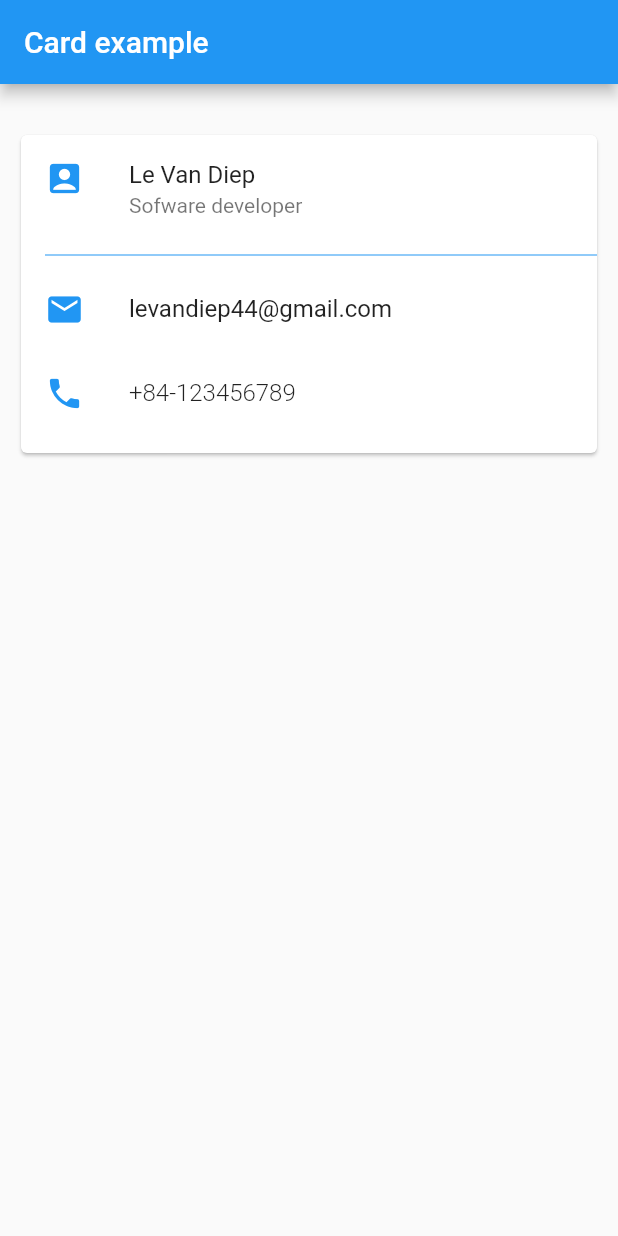
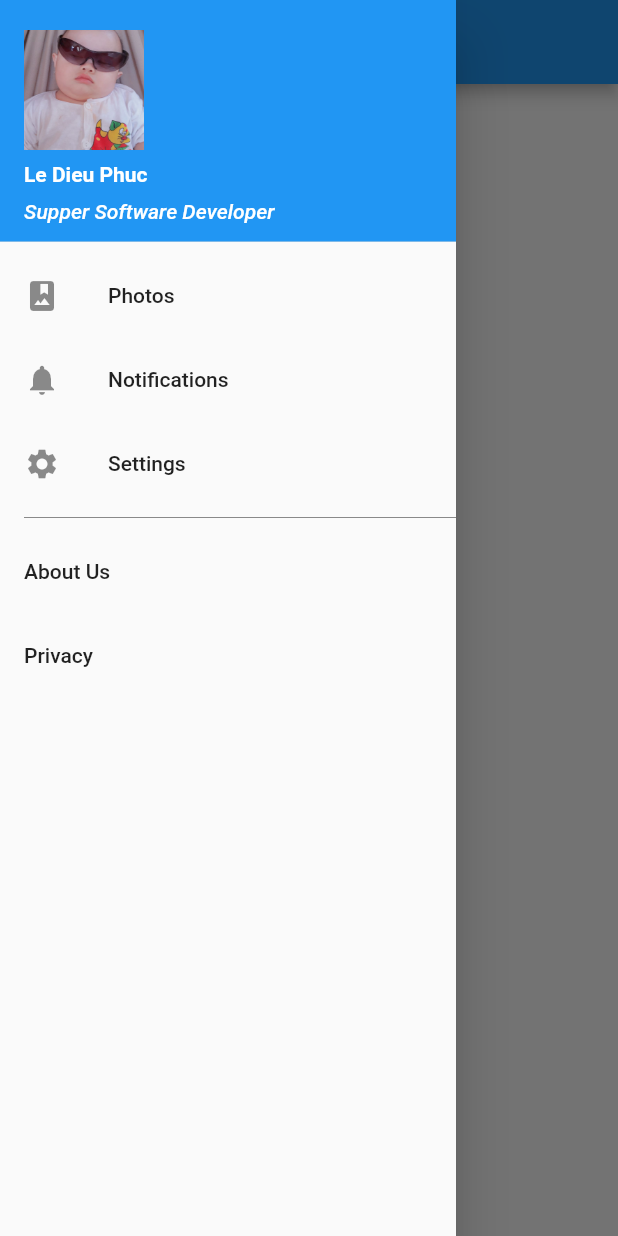
Before and after one commit to dieptran43/Flutter_Learning, a Flutter app: the screen it shows after launch, with the side drawer open (before the commit the screen has no drawer), on a phone screen of 412 x 824 dp. Run offline on Flutter 3.47's test engine with Material 2 defaults, Android fonts, the phone set to English and light mode, and no system bars.

Commit message:
Add drawer

```diff
--- a/lib/main.dart
+++ b/lib/main.dart
@@ -4,53 +4,128 @@
  */
 import 'package:flutter/material.dart';
 
-void main() =>runApp(new MyApp());
+void main() => runApp(new MyApp());
 
-class MyApp extends StatelessWidget{
+class MyApp extends StatelessWidget {
   @override
-  Widget build(BuildContext context){
-    var card = new Card(
-      child: new Column(
+  Widget build(BuildContext context) {
+    return new MaterialApp(
+      title: 'Drawer in Flutter',
+      home: new MainPage(),
+    );
+  }
+}
+
+class MainPage extends StatefulWidget {
+  @override
+  State<StatefulWidget> createState() {
+    return new MainPageState();
+  }
+}
+
+class MainPageState extends State<MainPage> {
+  var title = '';
+  Drawer _buildDrawer(context) {
+    return new Drawer(
+      child: new ListView(
+        padding: EdgeInsets.zero,
         children: <Widget>[
-          new ListTile(
-            leading: new Icon(Icons.account_box, color: Colors.blue, size: 26.0,),
-            title: new Text("Le Van Diep", style: new TextStyle(fontWeight: FontWeight.w400)),
-            subtitle: new Text("Sofware developer"),
-          ),
-          new Divider(color: Colors.blue,indent: 16.0),
-          new ListTile(
-            leading: new Icon(Icons.email, color: Colors.blue, size:26.0),
-            title: new Text("levandiep44@gmail.com", style: new TextStyle(fontWeight: FontWeight.w400),),
+          new DrawerHeader(
+            child: new Container(
+              child: new Column(
+                mainAxisAlignment: MainAxisAlignment.spaceAround,
+                crossAxisAlignment: CrossAxisAlignment.start,
+                children: <Widget>[
+                  new Image.asset(
+                    'images/image00.JPEG',
+                    width: 80.0,
+                    height: 80.0,
+                    fit: BoxFit.cover,
+                  ),
+                  new Text(
+                    'Le Dieu Phuc',
+                    style: new TextStyle(
+                        color: Colors.white, fontWeight: FontWeight.bold),
+                  ),
+                  new Text(
+                    'Supper Software Developer',
+                    style: new TextStyle(
+                        color: Colors.white, fontStyle: FontStyle.italic),
+                  )
+                ],
+              ),
+            ),
+            decoration: new BoxDecoration(color: Colors.blue),
           ),
           new ListTile(
-            leading: new Icon(Icons.phone, color: Colors.blue, size: 26.0,),
-            title: new Text("+84-123456789", style: new TextStyle(fontWeight: FontWeight.w300),),
+            leading: new Icon(Icons.photo_album),
+            title: new Text('Photos'),
+            onTap: () {
+              setState(() {
+                this.title = 'This is Photos page';
+              });
+              Navigator.pop(context);
+            },
+          ),
+          new ListTile(
+            leading: new Icon(Icons.notifications),
+            title: new Text('Notifications'),
+            onTap: () {
+              setState(() {
+                this.title = 'This is Photos page';
+              });
+              Navigator.pop(context);
+            },
+          ),
+          new ListTile(
+              leading: new Icon(Icons.settings),
+              title: new Text('Settings'),
+              onTap: () {
+                setState(() {
+                  this.title = 'This is Settings';
+                });
+                Navigator.pop(context);
+              }),
+          new Divider(
+            color: Colors.black45,
+            indent: 16.0,
+          ),
+          new ListTile(
+            title: new Text('About Us'),
+            onTap: () {
+              setState(() {
+                this.title = 'About page';
+              });
+              Navigator.pop(context);
+            },
+          ),
+          new ListTile(
+            title: new Text('Privacy'),
+            onTap: () {
+              setState(() {
+                this.title = 'This is Privacy page';
+              });
+              Navigator.pop(context);
+            },
           )
         ],
       ),
     );
+  }
 
-    final sizeBox = new Container(
-      margin: new EdgeInsets.only(top: 30.0, left: 10.0, right: 10.0),
-      child: new SizedBox(
-        height: 220.0,
-        child: card,
+  @override
+  Widget build(BuildContext context) {
+    return new Scaffold(
+      appBar: new AppBar(
+        title: new Text('Drawer in flutter'),
       ),
-    );
-
-    final center = new Center(
-      child: sizeBox,
-    );
-
-    return new MaterialApp(
-      title: "",
-      home: new Scaffold(
-        appBar: new AppBar(
-          title: new Text("Card example"),
+      body: new Center(
+        child: new Text(
+          this.title,
+          style: new TextStyle(fontSize: 30.0, fontWeight: FontWeight.w700),
         ),
-        body: sizeBox,
       ),
-
+      drawer: _buildDrawer(context),
     );
   }
 }
```
